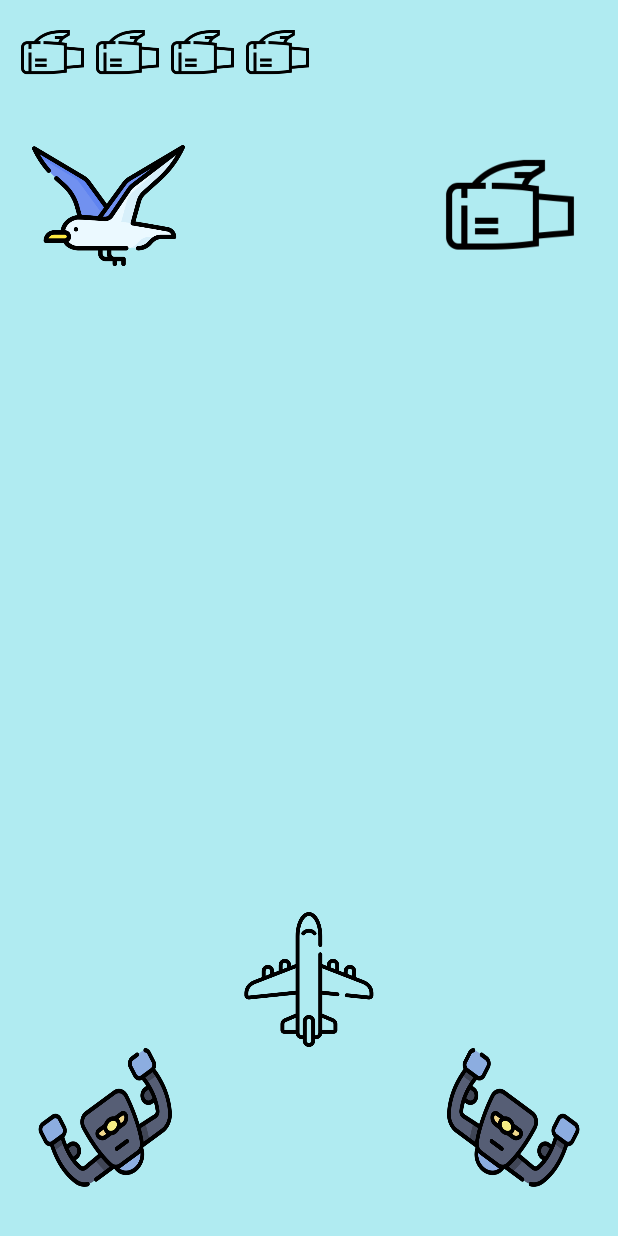
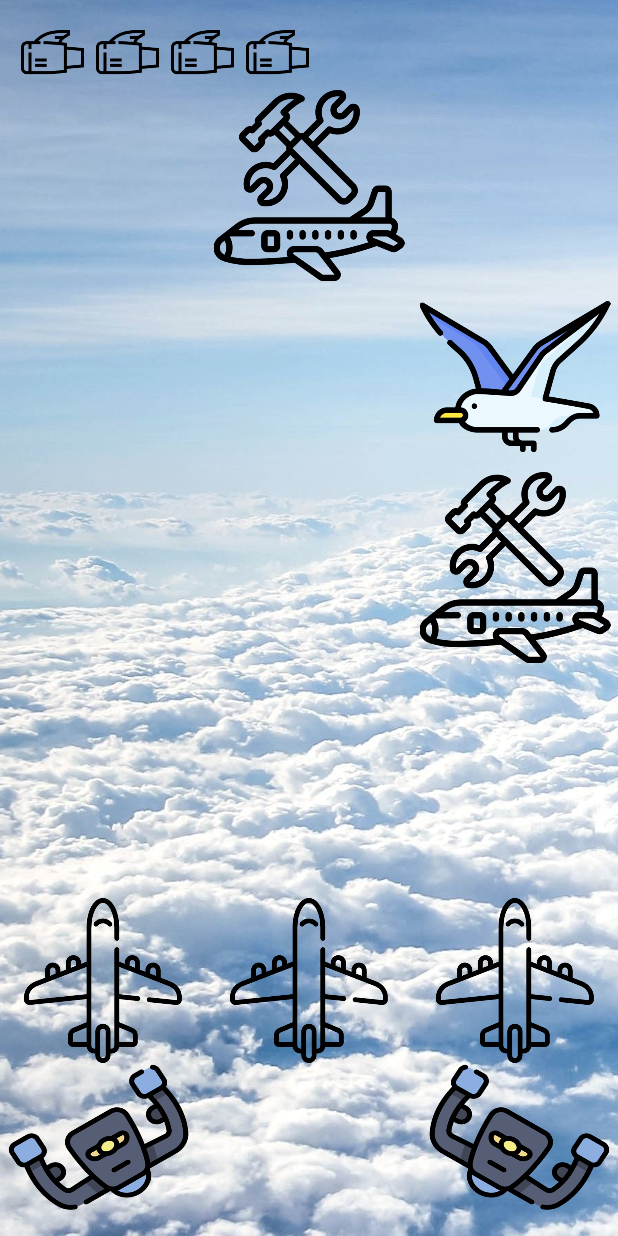
Before and after one commit to DorelSaig/Obstacles2, an Android app: the screen it shows after launch (MainActivity), on a phone screen of 412 x 824 dp. Run offline under Robolectric (Android 15) with nearby library versions, the phone set to English and light mode, and no system bars.

Commit message:
- Logic as been done - Added "add live" option - ++ sound effect

```diff
--- a/app/build.gradle
+++ b/app/build.gradle
@@ -35,4 +35,6 @@ dependencies {
     testImplementation 'junit:junit:4.+'
     androidTestImplementation 'androidx.test.ext:junit:1.1.3'
     androidTestImplementation 'androidx.test.espresso:espresso-core:3.4.0'
+    implementation 'com.github.bumptech.glide:glide:4.12.0'
+    annotationProcessor 'com.github.bumptech.glide:compiler:4.12.0'
 }
--- a/app/src/main/java/com/example/obstacles2/MainActivity.java
+++ b/app/src/main/java/com/example/obstacles2/MainActivity.java
@@ -14,6 +14,8 @@ import android.widget.ImageView;
 import android.widget.Toast;
 
 
+import com.bumptech.glide.Glide;
+
 import java.util.Timer;
 import java.util.TimerTask;
 
@@ -25,6 +27,7 @@ public class MainActivity extends AppCompatActivity {
 
 
     private ImageView[][] path;
+    private int[][] vals;
     private ImageButton panel_BTN_Right;
     private ImageButton panel_BTN_Left;
     private ImageView[] panel_IMG_engines;
@@ -35,7 +38,7 @@ public class MainActivity extends AppCompatActivity {
     private int lives = MAX_LIVES;
 
     private Timer timer = new Timer();
-    int randChoose;
+    int obsChoose;
     int columnChoose;
 
     @Override
@@ -43,8 +46,21 @@ public class MainActivity extends AppCompatActivity {
         super.onCreate(savedInstanceState);
         setContentView(R.layout.activity_main);
 
+        ImageView panel_IMG_background = findViewById(R.id.panel_IMG_background);
+        Glide
+                .with(this)
+                .load(R.drawable.skybackground)
+                .centerCrop()
+                .into(panel_IMG_background);
+
         findViews();
         initButtons();
+
+        for (int i = 0; i < vals.length; i++) {
+            for (int j = 0; j < vals[i].length; j++) {
+                vals[i][j] = 0;
+            }
+        }
 
     }
 
@@ -81,38 +97,76 @@ public class MainActivity extends AppCompatActivity {
                     @Override
                     public void run() {
 
-                        randChoose = (int) Math.floor(Math.random()*NUM_OF_OBSTACLE_TYPES);
-                        columnChoose = (int) Math.floor(Math.random()*NUM_OF_COLUMNS);
-                        setImage(randChoose, columnChoose);
-                        update_UI_logic(columnChoose);
+                        logic();
+                        collisionCheck();
 
                     }
                 });
             }
-        }, 0, 500);
+        }, 0, 1000);
 
     }
 
-    private void update_UI_logic(int columnC) {
+    private void collisionCheck() {
+        if (vals[4][current] == 1) {
+            vibrate(3000);
+            Toast.makeText(getApplicationContext(),"Engine "+lives+ " Down ",Toast.LENGTH_LONG).show();
+            lives--;
+            panel_IMG_engines[lives].setVisibility(View.INVISIBLE);
+            if (lives == 0) {
+                gameOver();
+            }
+        }
+        else if (vals[4][current] == 2) {
+            if (lives < 4) {
+                playSound(R.raw.sound_fix);
+                panel_IMG_engines[lives].setVisibility(View.VISIBLE);
+                lives++;
+                Toast.makeText(getApplicationContext(),"Engine "+ lives + " Fixed",Toast.LENGTH_LONG).show();
+            }
+        }
+    }
 
-//        if(i<4){
-//            path[i][columnC].setVisibility(View.INVISIBLE);
-//            path[i+1][columnC].setVisibility(View.VISIBLE);
-//            i++;
-//        } else {
-//            if(current==columnC){
-//                vibrate(3000);
-//                lives--;
-//                panel_IMG_engines[lives].setVisibility(View.INVISIBLE);
-//                if(lives==0){
-//                    gameOver();
-//                }
-//            }
-//
-//            path[4][columnC].setVisibility(View.INVISIBLE);
-//            i=0;
-//        }
+    private void logic() {
+        obsChoose = (int) Math.floor(Math.random()*NUM_OF_OBSTACLE_TYPES);
+        columnChoose = (int) Math.floor(Math.random()*NUM_OF_COLUMNS);
 
+
+
+        for (int i = vals.length-1; i > 0; i--) {
+            for(int j = 0; j < vals[0].length; j++){
+                vals[i][j] = vals[i-1][j];
+            }
+
+        }
+
+        for (int i = 0; i < vals[0].length; i++) {
+            vals[0][i] = 0;
+        }
+
+        vals[0][columnChoose] = obsChoose;
+        update_UI_logic();
+
+    }
+
+    private void update_UI_logic() {
+
+        for (int i = 0; i < path.length; i++) {
+            for (int j = 0; j < path[i].length; j++) {
+                ImageView im = path[i][j];
+                if (vals[i][j] == 0) {
+                    im.setVisibility(View.INVISIBLE);
+                } else if (vals[i][j] == 1) {
+                    im.setVisibility(View.VISIBLE);
+                    im.setImageResource(R.drawable.ic_seagull);
+                } else if (vals[i][j] == 2) {
+                    im.setVisibility(View.VISIBLE);
+                    im.setImageResource(R.drawable.ic_service);
+
+
+                }
+            }
+        }
     }
 
         private void gameOver() {
@@ -120,7 +174,7 @@ public class MainActivity extends AppCompatActivity {
 
             playSound(R.raw.audio_mayday);
 
-            //panel_IMG_airplane[current].setImageResource(R.drawable.ic_crush);
+            panel_IMG_airplane[current].setImageResource(R.drawable.ic_crush);
             vibrate(2000);
             Toast.makeText(getApplicationContext(),"Game Over",Toast.LENGTH_LONG).show();
             finish();
@@ -145,24 +199,14 @@ public class MainActivity extends AppCompatActivity {
         final MediaPlayer mp = MediaPlayer.create(this, audio_mayday);
         mp.start();
 
+        mp.setOnCompletionListener(new MediaPlayer.OnCompletionListener() {
+            public void onCompletion(MediaPlayer mp) {
+                mp.release();
+            }
+        });
+
     }
 
-    private void setImage(int imageNum, int columnChoose) {
-        if(imageNum == 0) {
-            for (int i = 0; i < path.length; i++) {
-                path[i][columnChoose].setImageResource(R.drawable.ic_seagull);
-            }
-            path[0][columnChoose].setVisibility(View.VISIBLE);
-        }
-
-        else if (imageNum == 1) {
-            for (int i = 0; i < path.length; i++) {
-                path[i][columnChoose].setImageResource(R.drawable.ic_engine);
-            }
-            path[0][columnChoose].setVisibility(View.VISIBLE);
-        } else
-            path[0][columnChoose].setVisibility(View.INVISIBLE);
-    }
 
     private void initButtons() {
         panel_BTN_Left.setOnClickListener((new View.OnClickListener() {
@@ -222,6 +266,6 @@ public class MainActivity extends AppCompatActivity {
                 {findViewById(R.id.panel_IMG_30), findViewById(R.id.panel_IMG_31), findViewById(R.id.panel_IMG_32)},
                 {findViewById(R.id.panel_IMG_40), findViewById(R.id.panel_IMG_41), findViewById(R.id.panel_IMG_42)}
         };
-
+            vals = new int[path.length][path[0].length];
     }
 }
--- a/app/src/main/res/layout/activity_main.xml
+++ b/app/src/main/res/layout/activity_main.xml
@@ -6,11 +6,12 @@
     android:layout_height="match_parent"
     tools:context=".MainActivity">
 
+
     <ImageView
         android:id="@+id/panel_IMG_background"
         android:layout_width="match_parent"
         android:layout_height="match_parent"
-        android:background="#B0EBF1"/>
+        android:background="#B0EBF1" />
 
     <ImageView
         android:id="@+id/engine1"
@@ -51,209 +52,199 @@
     <LinearLayout
         android:layout_width="match_parent"
         android:layout_height="match_parent"
-        android:layout_marginStart="5dp"
-        android:layout_marginEnd="5dp"
-        android:layout_below="@+id/engine1"
-        android:orientation="horizontal"
-        android:visibility="visible">
+        android:layout_below="@id/engine1"
+        android:orientation="vertical"
+        tools:visibility="visible">
 
         <LinearLayout
             android:layout_width="match_parent"
-            android:layout_height="match_parent"
-            android:layout_marginStart="16dp"
-            android:layout_marginTop="16dp"
-            android:layout_marginEnd="16dp"
-            android:layout_marginBottom="16dp"
+            android:layout_height="0dp"
             android:layout_weight="1"
-            android:orientation="vertical"
-            android:visibility="visible">
-
+            android:orientation="horizontal">
 
             <ImageView
                 android:id="@+id/panel_IMG_00"
-                android:layout_width="match_parent"
-                android:layout_height="0dp"
+                android:layout_width="0dp"
+                android:layout_height="wrap_content"
                 android:layout_weight="1"
                 android:src="@drawable/ic_seagull"
-                android:visibility="invisible"
-                />
+                android:visibility="invisible"/>
 
             <ImageView
-                android:id="@+id/panel_IMG_10"
-                android:layout_width="match_parent"
-                android:layout_height="0dp"
+                android:id="@+id/panel_IMG_01"
+                android:layout_width="0dp"
+                android:layout_height="wrap_content"
                 android:layout_weight="1"
                 android:src="@drawable/ic_seagull"
-                android:visibility="invisible"
-                />
+                android:visibility="invisible"/>
 
             <ImageView
-                android:id="@+id/panel_IMG_20"
-                android:layout_width="match_parent"
-                android:layout_height="0dp"
+                android:id="@+id/panel_IMG_02"
+                android:layout_width="0dp"
+                android:layout_height="wrap_content"
                 android:layout_weight="1"
                 android:src="@drawable/ic_seagull"
-                android:visibility="invisible"
-                />
-
-            <ImageView
-                android:id="@+id/panel_IMG_30"
-                android:layout_width="match_parent"
-                android:layout_height="0dp"
-                android:layout_weight="1"
-                android:src="@drawable/ic_seagull"
-                android:visibility="invisible"
-                />
-
-            <ImageView
-                android:id="@+id/panel_IMG_40"
-                android:layout_width="match_parent"
-                android:layout_height="0dp"
-                android:layout_weight="1"
-                android:src="@drawable/ic_seagull"
-                android:visibility="invisible"
-                />
-
-            <ImageButton
-                android:id="@+id/panel_BTN_left"
-                android:layout_width="match_parent"
-                android:layout_height="0dp"
-                android:layout_weight="1"
-                android:background="@drawable/ic_wheel_left"
-                android:text="Left" />
+                android:visibility="invisible"/>
 
         </LinearLayout>
 
         <LinearLayout
             android:layout_width="match_parent"
-            android:layout_height="match_parent"
-            android:layout_marginStart="16dp"
-            android:layout_marginTop="16dp"
-            android:layout_marginEnd="16dp"
-            android:layout_marginBottom="16dp"
+            android:layout_height="0dp"
             android:layout_weight="1"
-            android:orientation="vertical"
-            android:visibility="visible">
-
-
+            android:orientation="horizontal">
 
             <ImageView
-                android:id="@+id/panel_IMG_01"
-                android:layout_width="match_parent"
-                android:layout_height="0dp"
+                android:id="@+id/panel_IMG_10"
+                android:layout_width="0dp"
+                android:layout_height="wrap_content"
                 android:layout_weight="1"
                 android:src="@drawable/ic_seagull"
-                android:visibility="invisible"
-                />
+                android:visibility="invisible"/>
 
             <ImageView
                 android:id="@+id/panel_IMG_11"
-                android:layout_width="match_parent"
-                android:layout_height="0dp"
+                android:layout_width="0dp"
+                android:layout_height="wrap_content"
                 android:layout_weight="1"
                 android:src="@drawable/ic_seagull"
-                android:visibility="invisible"
-                />
+                android:visibility="invisible"/>
 
             <ImageView
-                android:id="@+id/panel_IMG_21"
-                android:layout_width="match_parent"
-                android:layout_height="0dp"
+                android:id="@+id/panel_IMG_12"
+                android:layout_width="0dp"
+                android:layout_height="wrap_content"
                 android:layout_weight="1"
                 android:src="@drawable/ic_seagull"
-                android:visibility="invisible"
-                />
-
-            <ImageView
-                android:id="@+id/panel_IMG_31"
-                android:layout_width="match_parent"
-                android:layout_height="0dp"
-                android:layout_weight="1"
-                android:src="@drawable/ic_seagull"
-                android:visibility="invisible"
-                />
-
-            <ImageView
-                android:id="@+id/panel_IMG_41"
-                android:layout_width="match_parent"
-                android:layout_height="0dp"
-                android:layout_weight="1"
-                android:src="@drawable/ic_seagull"
-                android:visibility="invisible"
-                />
-
-            <ImageView
-                android:layout_width="match_parent"
-                android:layout_height="0dp"
-                android:layout_weight="1"
-                android:src="@drawable/ic_airplane"
-                android:visibility="invisible"
-                />
+                android:visibility="invisible"/>
 
         </LinearLayout>
 
         <LinearLayout
             android:layout_width="match_parent"
-            android:layout_height="match_parent"
-            android:layout_marginStart="16dp"
-            android:layout_marginTop="16dp"
-            android:layout_marginEnd="16dp"
-            android:layout_marginBottom="16dp"
+            android:layout_height="0dp"
             android:layout_weight="1"
-            android:orientation="vertical"
-            android:visibility="visible">
-
-
+            android:orientation="horizontal">
 
             <ImageView
-                android:id="@+id/panel_IMG_02"
-                android:layout_width="match_parent"
-                android:layout_height="0dp"
+                android:id="@+id/panel_IMG_20"
+                android:layout_width="0dp"
+                android:layout_height="wrap_content"
                 android:layout_weight="1"
                 android:src="@drawable/ic_seagull"
-                android:visibility="invisible"
-                />
+                android:visibility="invisible"/>
 
             <ImageView
-                android:id="@+id/panel_IMG_12"
-                android:layout_width="match_parent"
-                android:layout_height="0dp"
+                android:id="@+id/panel_IMG_21"
+                android:layout_width="0dp"
+                android:layout_height="wrap_content"
                 android:layout_weight="1"
                 android:src="@drawable/ic_seagull"
-                android:visibility="invisible"
-                />
+                android:visibility="invisible"/>
 
             <ImageView
                 android:id="@+id/panel_IMG_22"
-                android:layout_width="match_parent"
-                android:layout_height="0dp"
+                android:layout_width="0dp"
+                android:layout_height="wrap_content"
                 android:layout_weight="1"
                 android:src="@drawable/ic_seagull"
-                android:visibility="invisible"
-                />
+                android:visibility="invisible"/>
+
+        </LinearLayout>
+
+        <LinearLayout
+
+            android:layout_width="match_parent"
+            android:layout_height="0dp"
+            android:layout_weight="1"
+            android:orientation="horizontal"
+            >
+
+            <ImageView
+                android:id="@+id/panel_IMG_30"
+                android:layout_width="0dp"
+                android:layout_height="wrap_content"
+                android:layout_weight="1"
+                android:src="@drawable/ic_seagull"
+                android:visibility="invisible"/>
+
+            <ImageView
+                android:id="@+id/panel_IMG_31"
+                android:layout_width="0dp"
+                android:layout_height="wrap_content"
+                android:layout_weight="1"
+                android:src="@drawable/ic_seagull"
+                android:visibility="invisible"/>
 
             <ImageView
                 android:id="@+id/panel_IMG_32"
-                android:layout_width="match_parent"
-                android:layout_height="0dp"
+                android:layout_width="0dp"
+                android:layout_height="wrap_content"
                 android:layout_weight="1"
                 android:src="@drawable/ic_seagull"
-                android:visibility="invisible"
-                />
+                android:visibility="invisible"/>
+
+        </LinearLayout
+            >
+
+        <LinearLayout
+            android:layout_width="match_parent"
+            android:layout_height="0dp"
+            android:layout_weight="1"
+            android:orientation="horizontal">
+
+            <ImageView
+                android:id="@+id/panel_IMG_40"
+                android:layout_width="0dp"
+                android:layout_height="wrap_content"
+                android:layout_weight="1"
+                android:src="@drawable/ic_seagull"
+                android:visibility="visible"/>
+
+            <ImageView
+                android:id="@+id/panel_IMG_41"
+                android:layout_width="0dp"
+                android:layout_height="wrap_content"
+                android:layout_weight="1"
+                android:src="@drawable/ic_seagull"
+                android:visibility="visible"/>
 
             <ImageView
                 android:id="@+id/panel_IMG_42"
-                android:layout_width="match_parent"
-                android:layout_height="0dp"
+                android:layout_width="0dp"
+                android:layout_height="wrap_content"
                 android:layout_weight="1"
                 android:src="@drawable/ic_seagull"
-                android:visibility="invisible"
-                />
+                android:visibility="visible"/>
+
+        </LinearLayout>
+
+        <LinearLayout
+            android:layout_width="match_parent"
+            android:layout_height="0dp"
+            android:layout_weight="1"
+            android:orientation="horizontal">
+
+            <ImageButton
+                android:id="@+id/panel_BTN_left"
+                android:layout_width="0dp"
+                android:layout_height="match_parent"
+                android:layout_weight="1"
+                android:background="@drawable/ic_wheel_left"
+                android:text="Left" />
+
+            <ImageView
+                android:id="@+id/space_holder"
+                android:layout_width="0dp"
+                android:layout_height="match_parent"
+                android:layout_weight="1"
+                android:src="@drawable/ic_seagull"
+                android:visibility="invisible"/>
 
             <ImageButton
                 android:id="@+id/panel_BTN_right"
-                android:layout_width="match_parent"
-                android:layout_height="0dp"
+                android:layout_width="0dp"
+                android:layout_height="match_parent"
                 android:layout_weight="1"
                 android:background="@drawable/ic_wheel_right"
                 android:text="Right"
@@ -265,26 +256,24 @@
 
     <LinearLayout
         android:layout_width="match_parent"
-        android:layout_height="90dp"
+        android:layout_height="110dp"
         android:layout_alignParentBottom="true"
-        android:layout_marginBottom="126dp"
-        android:layout_marginStart="16dp"
-        android:layout_marginEnd="16dp"
+        android:layout_marginBottom="115dp"
         android:orientation="horizontal"
         android:visibility="visible">
 
         <ImageView
             android:id="@+id/panel_IMG_main_left"
             android:layout_width="match_parent"
-            android:layout_height="90dp"
+            android:layout_height="wrap_content"
             android:layout_weight="1"
             android:src="@drawable/ic_airplane"
-            android:visibility="invisible"/>
+            android:visibility="visible"/>
 
         <ImageView
             android:id="@+id/panel_IMG_main_mid"
             android:layout_width="match_parent"
-            android:layout_height="90dp"
+            android:layout_height="wrap_content"
             android:layout_weight="1"
             android:src="@drawable/ic_airplane"
             android:visibility="visible"/>
@@ -292,10 +281,10 @@
         <ImageView
             android:id="@+id/panel_IMG_main_right"
             android:layout_width="match_parent"
-            android:layout_height="90dp"
+            android:layout_height="wrap_content"
             android:layout_weight="1"
             android:src="@drawable/ic_airplane"
-            android:visibility="invisible"/>
+            android:visibility="visible"/>
 
     </LinearLayout>
 </RelativeLayout>
```
Also changed, not shown: app/src/main/res/drawable/ic_crush.png (added), app/src/main/res/drawable/ic_service.png (added), 1 other file.
